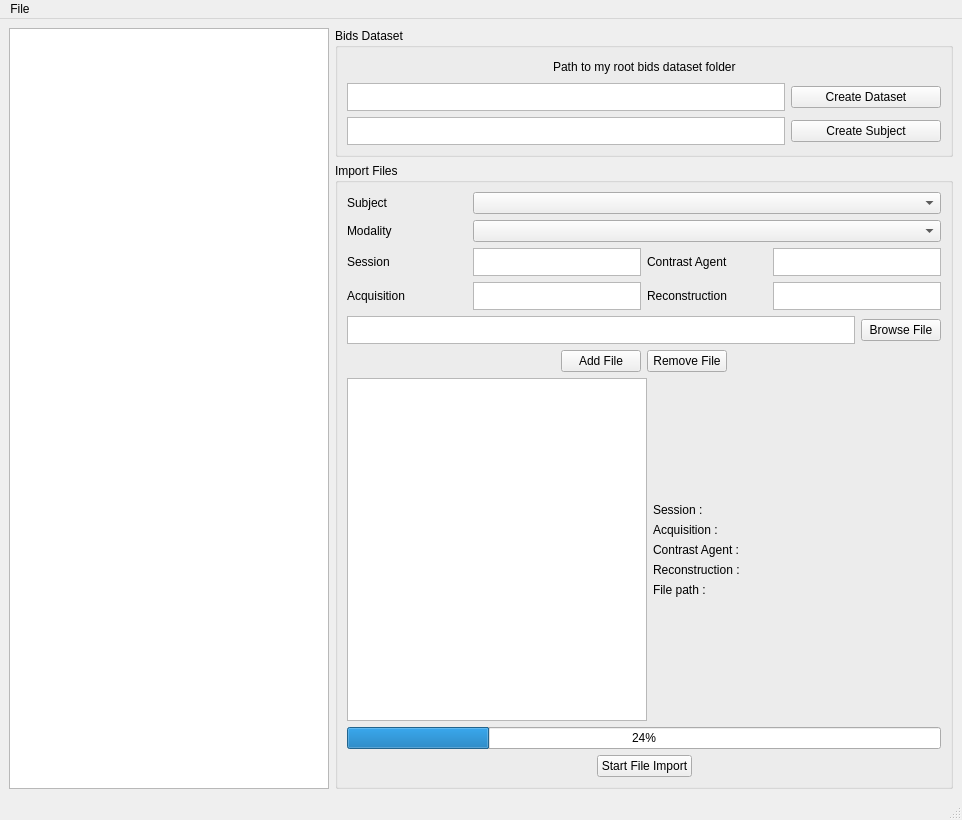
First picture: the form in bidsificator/forms/MainWindow.ui, repository HIP-infrastructure/Bidsificator, before the edit.
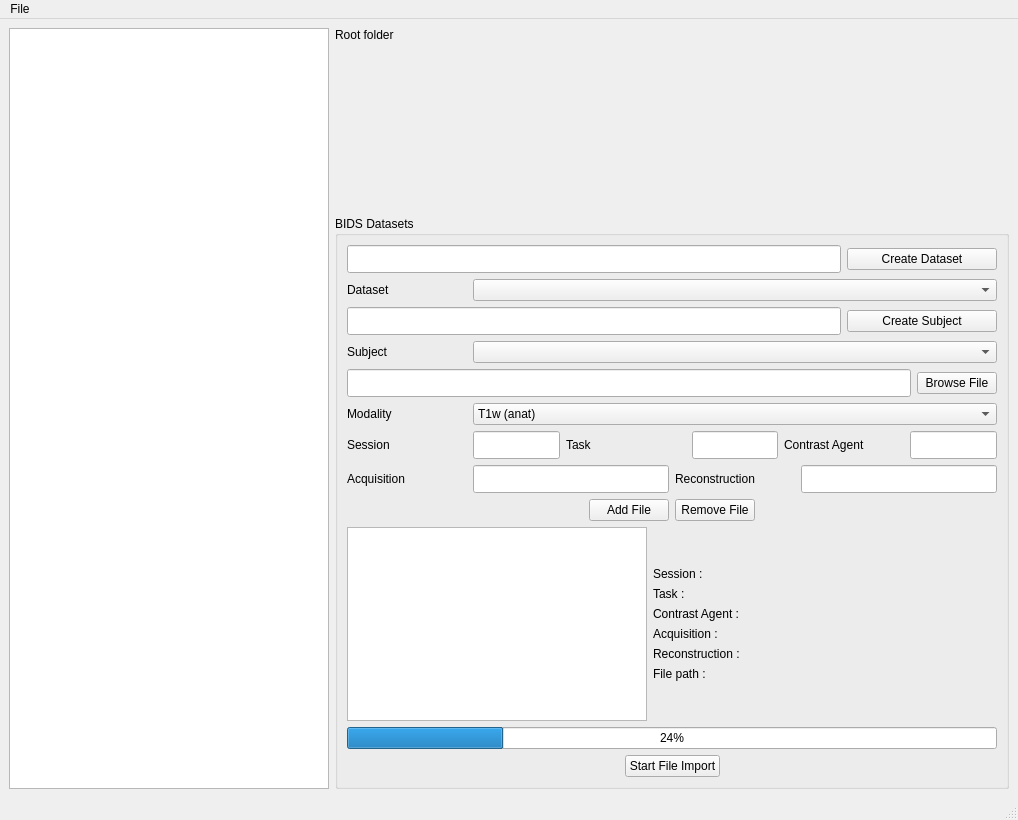
Second picture: the form after the edit.

Commit message: UI of file and dataset selection and import done TODO : write worker for file import and conversion

```diff
--- a/bidsificator/forms/MainWindow.ui
+++ b/bidsificator/forms/MainWindow.ui
@@ -6,7 +6,7 @@
    <rect>
     <x>0</x>
     <y>0</y>
-    <width>962</width>
+    <width>1018</width>
     <height>820</height>
    </rect>
   </property>
@@ -14,8 +14,8 @@
    <string>MainWindow</string>
   </property>
   <widget class="QWidget" name="centralwidget">
-   <layout class="QGridLayout" name="gridLayout_2">
-    <item row="0" column="0" rowspan="2">
+   <layout class="QGridLayout" name="gridLayout">
+    <item row="0" column="0" rowspan="3">
      <widget class="QTreeView" name="fileTreeView">
       <property name="minimumSize">
        <size>
@@ -32,60 +32,64 @@
      </widget>
     </item>
     <item row="0" column="1">
-     <widget class="QGroupBox" name="BidsDatasetGroupBox">
+     <layout class="QHBoxLayout" name="RootInfoLayout">
+      <item>
+       <widget class="QLabel" name="label">
+        <property name="minimumSize">
+         <size>
+          <width>120</width>
+          <height>0</height>
+         </size>
+        </property>
+        <property name="maximumSize">
+         <size>
+          <width>120</width>
+          <height>16777215</height>
+         </size>
+        </property>
+        <property name="text">
+         <string>Root folder</string>
+        </property>
+       </widget>
+      </item>
+      <item>
+       <widget class="QLabel" name="DatasetPathLabel">
+        <property name="maximumSize">
+         <size>
+          <width>16777215</width>
+          <height>28</height>
+         </size>
+        </property>
+        <property name="text">
+         <string/>
+        </property>
+       </widget>
+      </item>
+     </layout>
+    </item>
+    <item row="1" column="1">
+     <spacer name="verticalSpacer_3">
+      <property name="orientation">
+       <enum>Qt::Vertical</enum>
+      </property>
+      <property name="sizeHint" stdset="0">
+       <size>
+        <width>20</width>
+        <height>6</height>
+       </size>
+      </property>
+     </spacer>
+    </item>
+    <item row="2" column="1">
+     <widget class="QGroupBox" name="ImportFilesGroupBox">
       <property name="title">
-       <string>Bids Dataset</string>
+       <string>BIDS Datasets</string>
       </property>
-      <layout class="QGridLayout" name="gridLayout">
-       <item row="0" column="0">
-        <spacer name="horizontalSpacer_5">
-         <property name="orientation">
-          <enum>Qt::Horizontal</enum>
-         </property>
-         <property name="sizeHint" stdset="0">
-          <size>
-           <width>40</width>
-           <height>20</height>
-          </size>
-         </property>
-        </spacer>
-       </item>
-       <item row="0" column="1">
-        <widget class="QLabel" name="DatasetPathLabel">
-         <property name="maximumSize">
-          <size>
-           <width>16777215</width>
-           <height>28</height>
-          </size>
-         </property>
-         <property name="text">
-          <string>Path to my root bids dataset folder</string>
-         </property>
-        </widget>
-       </item>
-       <item row="0" column="2">
-        <spacer name="horizontalSpacer_6">
-         <property name="orientation">
-          <enum>Qt::Horizontal</enum>
-         </property>
-         <property name="sizeHint" stdset="0">
-          <size>
-           <width>40</width>
-           <height>20</height>
-          </size>
-         </property>
-        </spacer>
-       </item>
-       <item row="1" column="0" colspan="3">
-        <layout class="QHBoxLayout" name="horizontalLayout_3">
+      <layout class="QVBoxLayout" name="verticalLayout_2">
+       <item>
+        <layout class="QHBoxLayout" name="CreateDatasetLayout">
          <item>
-          <widget class="QTextEdit" name="DatasetTextEdit">
-           <property name="sizePolicy">
-            <sizepolicy hsizetype="Expanding" vsizetype="Fixed">
-             <horstretch>0</horstretch>
-             <verstretch>0</verstretch>
-            </sizepolicy>
-           </property>
+          <widget class="QLineEdit" name="DatasetLineEdit">
            <property name="minimumSize">
             <size>
              <width>0</width>
@@ -121,16 +125,43 @@
          </item>
         </layout>
        </item>
-       <item row="2" column="0" colspan="3">
-        <layout class="QHBoxLayout" name="horizontalLayout_4">
+       <item>
+        <layout class="QHBoxLayout" name="DatasetLayout">
          <item>
-          <widget class="QTextEdit" name="SubjectTextEdit">
-           <property name="sizePolicy">
-            <sizepolicy hsizetype="Expanding" vsizetype="Fixed">
-             <horstretch>0</horstretch>
-             <verstretch>0</verstretch>
-            </sizepolicy>
+          <widget class="QLabel" name="Datasetlabel">
+           <property name="minimumSize">
+            <size>
+             <width>120</width>
+             <height>0</height>
+            </size>
            </property>
+           <property name="maximumSize">
+            <size>
+             <width>120</width>
+             <height>16777215</height>
+            </size>
+           </property>
+           <property name="text">
+            <string>Dataset</string>
+           </property>
+          </widget>
+         </item>
+         <item>
+          <widget class="QComboBox" name="DatasetComboBox">
+           <property name="minimumSize">
+            <size>
+             <width>0</width>
+             <height>0</height>
+            </size>
+           </property>
+          </widget>
+         </item>
+        </layout>
+       </item>
+       <item>
+        <layout class="QHBoxLayout" name="CreateSubjectLayout">
+         <item>
+          <widget class="QLineEdit" name="SubjectLineEdit">
            <property name="minimumSize">
             <size>
              <width>0</width>
@@ -166,15 +197,6 @@
          </item>
         </layout>
        </item>
-      </layout>
-     </widget>
-    </item>
-    <item row="1" column="1">
-     <widget class="QGroupBox" name="ImportFilesGroupBox">
-      <property name="title">
-       <string>Import Files</string>
-      </property>
-      <layout class="QVBoxLayout" name="verticalLayout_2">
        <item>
         <layout class="QHBoxLayout" name="SubjectLayout">
          <item>
@@ -208,6 +230,33 @@
          </item>
         </layout>
        </item>
+       <item>
+        <layout class="QHBoxLayout" name="BrowseLayout">
+         <item>
+          <widget class="QLineEdit" name="BrowseLineEdit">
+           <property name="minimumSize">
+            <size>
+             <width>0</width>
+             <height>28</height>
+            </size>
+           </property>
+           <property name="maximumSize">
+            <size>
+             <width>16777215</width>
+             <height>28</height>
+            </size>
+           </property>
+          </widget>
+         </item>
+         <item>
+          <widget class="QPushButton" name="BrowsePushButton">
+           <property name="text">
+            <string>Browse File</string>
+           </property>
+          </widget>
+         </item>
+        </layout>
+       </item>
        <item>
         <layout class="QHBoxLayout" name="ModalityLayout">
          <item>
@@ -237,6 +286,46 @@
              <height>0</height>
             </size>
            </property>
+           <item>
+            <property name="text">
+             <string>T1w (anat)</string>
+            </property>
+           </item>
+           <item>
+            <property name="text">
+             <string>T2w (anat)</string>
+            </property>
+           </item>
+           <item>
+            <property name="text">
+             <string>T1rho (anat)</string>
+            </property>
+           </item>
+           <item>
+            <property name="text">
+             <string>T2start (anat)</string>
+            </property>
+           </item>
+           <item>
+            <property name="text">
+             <string>FLAIR (anat)</string>
+            </property>
+           </item>
+           <item>
+            <property name="text">
+             <string>ieeg (ieeg)</string>
+            </property>
+           </item>
+           <item>
+            <property name="text">
+             <string>photo (ieeg)</string>
+            </property>
+           </item>
+           <item>
+            <property name="text">
+             <string>ct (ct)</string>
+            </property>
+           </item>
           </widget>
          </item>
         </layout>
@@ -263,7 +352,54 @@
           </widget>
          </item>
          <item>
-          <widget class="QTextEdit" name="sessionTextEdit">
+          <widget class="QLineEdit" name="sessionLineEdit">
+           <property name="sizePolicy">
+            <sizepolicy hsizetype="Expanding" vsizetype="Fixed">
+             <horstretch>0</horstretch>
+             <verstretch>0</verstretch>
+            </sizepolicy>
+           </property>
+           <property name="minimumSize">
+            <size>
+             <width>0</width>
+             <height>28</height>
+            </size>
+           </property>
+           <property name="maximumSize">
+            <size>
+             <width>16777215</width>
+             <height>28</height>
+            </size>
+           </property>
+          </widget>
+         </item>
+         <item>
+          <widget class="QLabel" name="taskLabel">
+           <property name="minimumSize">
+            <size>
+             <width>120</width>
+             <height>28</height>
+            </size>
+           </property>
+           <property name="maximumSize">
+            <size>
+             <width>16777215</width>
+             <height>28</height>
+            </size>
+           </property>
+           <property name="text">
+            <string>Task</string>
+           </property>
+          </widget>
+         </item>
+         <item>
+          <widget class="QLineEdit" name="taskLineEdit">
+           <property name="sizePolicy">
+            <sizepolicy hsizetype="Expanding" vsizetype="Fixed">
+             <horstretch>0</horstretch>
+             <verstretch>0</verstretch>
+            </sizepolicy>
+           </property>
            <property name="minimumSize">
             <size>
              <width>0</width>
@@ -298,7 +434,13 @@
           </widget>
          </item>
          <item>
-          <widget class="QTextEdit" name="contrastAgentTextEdit">
+          <widget class="QLineEdit" name="contrastAgentLineEdit">
+           <property name="sizePolicy">
+            <sizepolicy hsizetype="Expanding" vsizetype="Fixed">
+             <horstretch>0</horstretch>
+             <verstretch>0</verstretch>
+            </sizepolicy>
+           </property>
            <property name="minimumSize">
             <size>
              <width>0</width>
@@ -337,7 +479,13 @@
           </widget>
          </item>
          <item>
-          <widget class="QTextEdit" name="acquisitionTextEdit">
+          <widget class="QLineEdit" name="acquisitionLineEdit">
+           <property name="sizePolicy">
+            <sizepolicy hsizetype="Expanding" vsizetype="Fixed">
+             <horstretch>0</horstretch>
+             <verstretch>0</verstretch>
+            </sizepolicy>
+           </property>
            <property name="minimumSize">
             <size>
              <width>0</width>
@@ -372,27 +520,7 @@
           </widget>
          </item>
          <item>
-          <widget class="QTextEdit" name="reconstructionTextEdit">
-           <property name="minimumSize">
-            <size>
-             <width>0</width>
-             <height>28</height>
-            </size>
-           </property>
-           <property name="maximumSize">
-            <size>
-             <width>16777215</width>
-             <height>28</height>
-            </size>
-           </property>
-          </widget>
-         </item>
-        </layout>
-       </item>
-       <item>
-        <layout class="QHBoxLayout" name="BrowseLayout">
-         <item>
-          <widget class="QTextEdit" name="BrowseTextEdit">
+          <widget class="QLineEdit" name="reconstructionLineEdit">
            <property name="sizePolicy">
             <sizepolicy hsizetype="Expanding" vsizetype="Fixed">
              <horstretch>0</horstretch>
@@ -413,13 +541,6 @@
            </property>
           </widget>
          </item>
-         <item>
-          <widget class="QPushButton" name="BrowsePushButton">
-           <property name="text">
-            <string>Browse File</string>
-           </property>
-          </widget>
-         </item>
         </layout>
        </item>
        <item>
@@ -501,37 +622,119 @@
            </item>
            <item>
             <widget class="QLabel" name="SessionLabel">
+             <property name="minimumSize">
+              <size>
+               <width>0</width>
+               <height>0</height>
+              </size>
+             </property>
+             <property name="maximumSize">
+              <size>
+               <width>16777215</width>
+               <height>16777215</height>
+              </size>
+             </property>
              <property name="text">
               <string>Session : &lt;value &gt;</string>
              </property>
             </widget>
            </item>
            <item>
-            <widget class="QLabel" name="AcquisitionLabel">
+            <widget class="QLabel" name="TaskLabel">
+             <property name="minimumSize">
+              <size>
+               <width>0</width>
+               <height>0</height>
+              </size>
+             </property>
+             <property name="maximumSize">
+              <size>
+               <width>16777215</width>
+               <height>16777215</height>
+              </size>
+             </property>
              <property name="text">
-              <string>Acquisition : &lt;value &gt;</string>
+              <string>Task : &lt;value&gt;</string>
              </property>
             </widget>
            </item>
            <item>
             <widget class="QLabel" name="ContrastAgentLabel">
+             <property name="minimumSize">
+              <size>
+               <width>0</width>
+               <height>0</height>
+              </size>
+             </property>
+             <property name="maximumSize">
+              <size>
+               <width>16777215</width>
+               <height>16777215</height>
+              </size>
+             </property>
              <property name="text">
               <string>Contrast Agent : &lt;value &gt;</string>
              </property>
             </widget>
            </item>
+           <item>
+            <widget class="QLabel" name="AcquisitionLabel">
+             <property name="minimumSize">
+              <size>
+               <width>0</width>
+               <height>0</height>
+              </size>
+             </property>
+             <property name="maximumSize">
+              <size>
+               <width>16777215</width>
+               <height>16777215</height>
+              </size>
+             </property>
+             <property name="text">
+              <string>Acquisition : &lt;value &gt;</string>
+             </property>
+            </widget>
+           </item>
            <item>
             <widget class="QLabel" name="ReconstructionLabel">
+             <property name="minimumSize">
+              <size>
+               <width>0</width>
+               <height>0</height>
+              </size>
+             </property>
+             <property name="maximumSize">
+              <size>
+               <width>16777215</width>
+               <height>16777215</height>
+              </size>
+             </property>
              <property name="text">
               <string>Reconstruction : &lt;value &gt;</string>
              </property>
             </widget>
            </item>
            <item>
-            <widget class="QLabel" name="FilePath">
+            <widget class="QLabel" name="FilePathLabel">
+             <property name="minimumSize">
+              <size>
+               <width>0</width>
+               <height>0</height>
+              </size>
+             </property>
+             <property name="maximumSize">
+              <size>
+               <width>16777215</width>
+               <height>16777215</height>
+              </size>
+             </property>
              <property name="text">
               <string>File path : &lt;value &gt;</string>
              </property>
+             <property name="wordWrap">
+              <bool>true</bool>
+             </property>
             </widget>
            </item>
            <item>
@@ -605,7 +808,7 @@
     <rect>
      <x>0</x>
      <y>0</y>
-     <width>962</width>
+     <width>1018</width>
      <height>37</height>
     </rect>
    </property>
```
Left out of the diff: 2 changed lines with no effect on the pictures. The commit also changes 6 other files.
